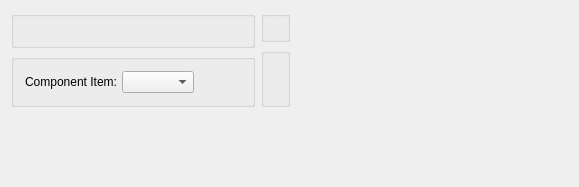
First picture: the form in guiclient/displays/dspMaterialUsageVarianceByBOMItem.ui, repository discountscott/qt-client, before the edit.
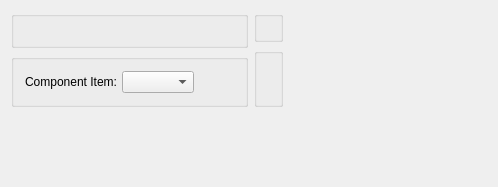
Second picture: the form after the edit. Custom widgets are drawn as their Qt base class.

The edit to the form file:
```diff
--- a/guiclient/displays/dspMaterialUsageVarianceByBOMItem.ui
+++ b/guiclient/displays/dspMaterialUsageVarianceByBOMItem.ui
@@ -13,7 +13,7 @@
    <rect>
     <x>0</x>
     <y>0</y>
-    <width>579</width>
+    <width>498</width>
     <height>187</height>
    </rect>
   </property>
```
Left out of the diff: 3 changed lines with no effect on the pictures.
